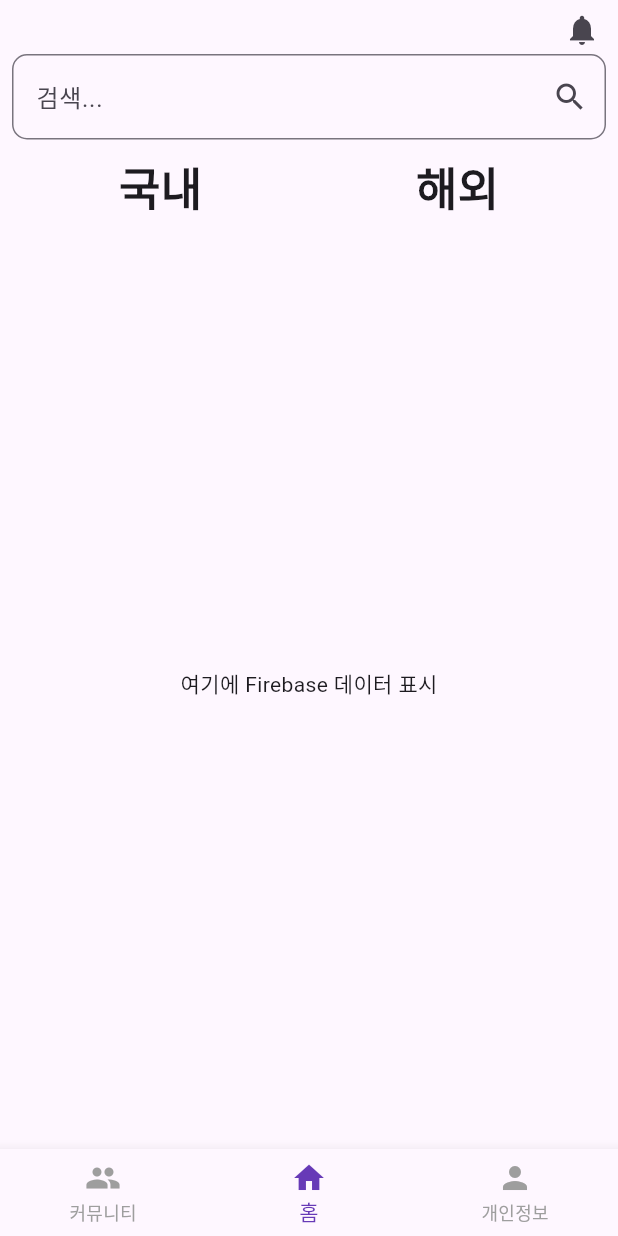
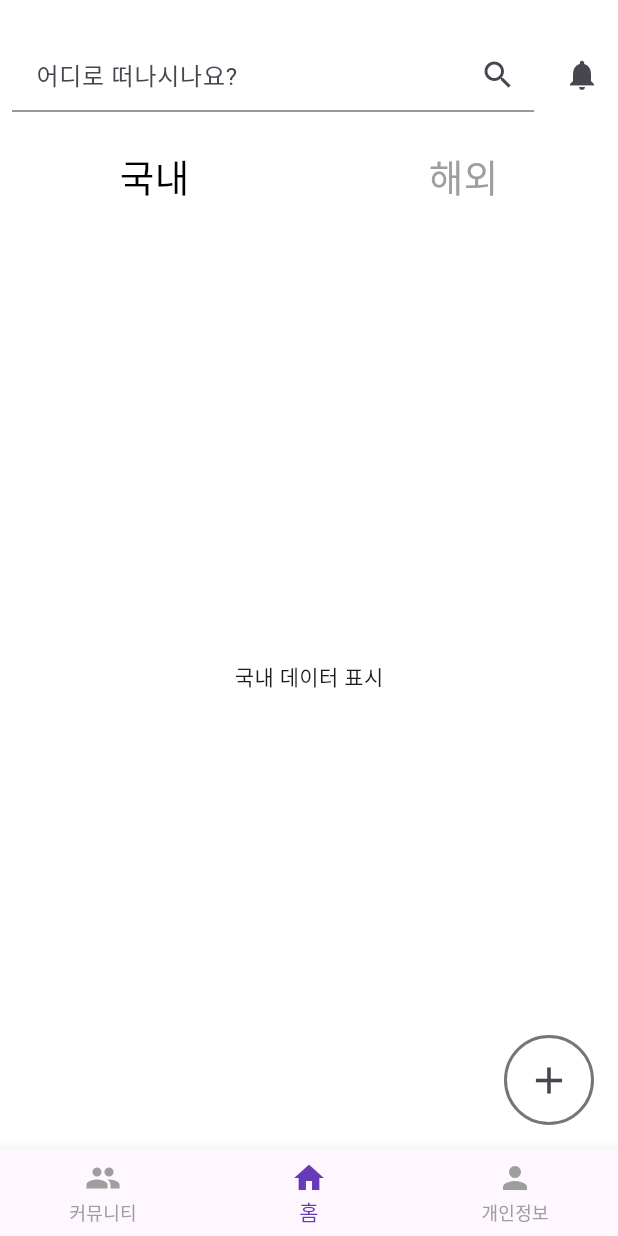
Before and after one commit to huiwon013/HowAboutHere, a Flutter app: the screen it shows after launch, on a phone screen of 412 x 824 dp. Run offline on Flutter 3.47's test engine with Material 3 defaults, Android fonts, the light colour scheme and no system bars; our stand-ins replace firebase_core; missing offline and left inert: kakao_flutter_sdk_user; accounts and stored records are empty.

Commit message:
(design) home.dart, creat_post.dart

```diff
--- a/hah/lib/mainpage/home.dart
+++ b/hah/lib/mainpage/home.dart
@@ -1,6 +1,7 @@
 import 'package:flutter/material.dart';
 import 'package:firebase_core/firebase_core.dart';
 import '../firebase_options.dart';
+import 'm_create_post.dart';
 
 void main() async {
   WidgetsFlutterBinding.ensureInitialized();
@@ -25,14 +26,41 @@ class MyApp extends StatelessWidget {
   }
 }
 
-class HomeScreen extends StatelessWidget {
+class HomeScreen extends StatefulWidget {
   const HomeScreen({super.key});
+
+  @override
+  _HomeScreenState createState() => _HomeScreenState();
+}
+
+class _HomeScreenState extends State<HomeScreen> {
+  bool isDomesticSelected = true; // 기본 선택 상태를 국내로 설정
 
   @override
   Widget build(BuildContext context) {
     return Scaffold(
+      backgroundColor: Colors.white, // 배경색 흰색으로 설정
       appBar: AppBar(
+        backgroundColor: Colors.white, // 배경색 흰색으로 설정
+        toolbarHeight: 100, // AppBar 높이 조정
         actions: [
+          // 검색창을 Action에 추가
+          Expanded(
+            child: Padding(
+              padding: const EdgeInsets.symmetric(horizontal: 8.0), // 좌우 패딩 추가
+              child: TextField(
+                decoration: InputDecoration(
+                  hintText: '어디로 떠나시나요?',
+                  /*border: OutlineInputBorder(
+                    borderRadius: BorderRadius.circular(10.0),
+                    borderSide: const BorderSide(color: Colors.grey),
+                  ),*/
+                  suffixIcon: const Icon(Icons.search),
+                  contentPadding: const EdgeInsets.only(left: 16.0, top: 12.0, bottom: 12.0),
+                ),
+              ),
+            ),
+          ),
           IconButton(
             icon: const Icon(Icons.notifications),
             onPressed: () {
@@ -40,45 +68,74 @@ class HomeScreen extends StatelessWidget {
             },
           ),
         ],
-        bottom: PreferredSize(
-          preferredSize: const Size.fromHeight(90.0), // 높이 조정
-          child: Padding(
-            padding: const EdgeInsets.symmetric(horizontal: 8.0), // 좌우 패딩 추가
-            child: Column(
-              children: [
-                TextField(
-                  decoration: InputDecoration(
-                    hintText: '검색...',
-                    border: OutlineInputBorder(
-                      borderRadius: BorderRadius.circular(10.0),
-                      borderSide: const BorderSide(color: Colors.grey),
-                    ),
-                    suffixIcon: const Icon(Icons.search),
-                  ),
-                ),
-                const SizedBox(height: 10), // 검색창과 아래 텍스트 간격
-                Row(
-                  mainAxisAlignment: MainAxisAlignment.spaceAround,
-                  children: const [
-                    Text('국내', style: TextStyle(fontSize: 30, fontWeight: FontWeight.bold)),
-                    Text('해외', style: TextStyle(fontSize: 30,fontWeight: FontWeight.bold)),
-                  ],
-                ),
-              ],
-            ),
-          ),
-        ),
       ),
       body: Column(
         children: [
-          // Firebase에서 데이터를 불러오는 부분 추가
+          //const SizedBox(height: 0), // 검색창과 아래 텍스트 간격
+          Row(
+            mainAxisAlignment: MainAxisAlignment.spaceAround,
+            children: [
+              GestureDetector(
+                onTap: () {
+                  setState(() {
+                    isDomesticSelected = true; // 국내 선택
+                  });
+                },
+                child: Text(
+                  '국내',
+                  style: TextStyle(
+                    fontSize: 25,
+                    color: isDomesticSelected ? Colors.black : Colors.grey,
+                  ),
+                ),
+              ),
+              GestureDetector(
+                onTap: () {
+                  setState(() {
+                    isDomesticSelected = false; // 해외 선택
+                  });
+                },
+                child: Text(
+                  '해외',
+                  style: TextStyle(
+                    fontSize: 25,
+                    color: isDomesticSelected ? Colors.grey : Colors.black,
+                  ),
+                ),
+              ),
+            ],
+          ),
+          // Firebase에서 데이터를 불러오는 부분
           Expanded(
             child: Center(
-              child: Text('여기에 Firebase 데이터 표시'),
+              child: Text(isDomesticSelected
+                  ? '국내 데이터 표시' // 국내 데이터 표시
+                  : '해외 데이터 표시'), // 해외 데이터 표시
             ),
           ),
         ],
       ),
+      floatingActionButton: Container(
+        width: 60, // 버튼의 너비
+        height: 60, // 버튼의 높이
+        decoration: BoxDecoration(
+          shape: BoxShape.circle, // 원형
+          color: Colors.white, // 배경색
+          border: Border.all(
+            color: Colors.black54, // 테두리 색
+            width: 2, // 테두리 두께
+          ),
+        ),
+        child: IconButton(
+          icon: const Icon(Icons.add, size: 30), // + 아이콘
+          onPressed: () {
+            Navigator.push(
+              context,
+              MaterialPageRoute(builder: (context) => CreatePostPage()), // CreatePostPage로 이동
+            );
+          },
+        ),
+      ),
     );
   }
 }
```
Also changed, not shown: hah/lib/mainpage/m_create_post.dart (+77 -0 lines).
